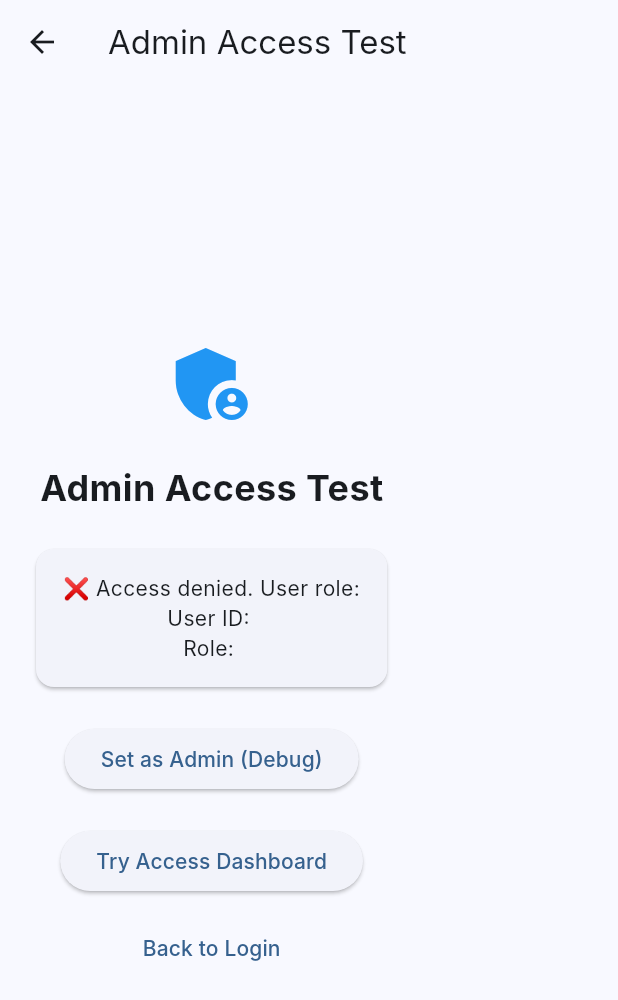
After one commit to sphllzulu/k53app, a Flutter app: the AdminTestScreen screen opened by its route, on a phone screen of 412 x 824 dp. The commit adds this screen. Shown: the top 1000 px of the screen. Run offline on Flutter 3.47's test engine with Material 3 defaults, Android fonts, the phone set to English and light mode, and no system bars; our stand-ins replace flutter_dotenv, flutter_riverpod, go_router, share_plus, supabase_flutter; accounts and stored records are empty; network calls fail; Roboto replaces fonts that are missing (Inter).

Commit message:
set up a policy for the admin to be able to login

```diff
--- a/lib/src/features/admin_auth/presentation/screens/admin_login_screen.dart
+++ b/lib/src/features/admin_auth/presentation/screens/admin_login_screen.dart
@@ -40,6 +40,7 @@ class _AdminLoginScreenState extends ConsumerState<AdminLoginScreen> {
 
       if (response.user != null) {
         // Check if user has admin role
+        try {
           final profile = await SupabaseService.client
               .from('profiles')
               .select('role')
@@ -47,20 +48,47 @@ class _AdminLoginScreenState extends ConsumerState<AdminLoginScreen> {
               .single();
 
           final role = profile['role'] as String?;
+          print('User role: $role'); // Debug logging
 
           if (role == 'admin' || role == 'qa_reviewer') {
+            print('Navigating to admin dashboard'); // Debug logging
+            print('User role confirmed: $role');
+            try {
               context.go('/admin/dashboard');
+              print('Navigation to admin dashboard initiated');
+            } catch (e) {
+              print('Navigation error: $e');
+              if (mounted) {
+                setState(() {
+                  _errorMessage = 'Navigation failed: ${e.toString()}';
+                });
+              }
+            }
           } else {
+            print('Access denied - user role: $role'); // Debug logging
             await SupabaseService.auth.signOut();
+            if (mounted) {
               setState(() {
-            _errorMessage = 'Access denied. Admin privileges required.';
+                _errorMessage = 'Access denied. Admin privileges required. User role: $role';
               });
             }
           }
         } catch (e) {
+          print('Error checking user role: $e'); // Debug logging
+          await SupabaseService.auth.signOut();
+          if (mounted) {
+            setState(() {
+              _errorMessage = 'Error checking admin privileges. Please contact support.';
+            });
+          }
+        }
+      }
+    } catch (e) {
+      if (mounted) {
         setState(() {
           _errorMessage = 'Login failed: ${e.toString()}';
         });
+      }
     } finally {
       if (mounted) {
         setState(() => _isLoading = false);
@@ -186,6 +214,11 @@ class _AdminLoginScreenState extends ConsumerState<AdminLoginScreen> {
                 onPressed: () => context.go('/auth/login'),
                 child: const Text('← Back to User Login'),
               ),
+              const SizedBox(height: 16),
+              OutlinedButton(
+                onPressed: () => context.go('/admin/test'),
+                child: const Text('Debug: Test Admin Access'),
+              ),
             ],
           ),
         ),
--- /dev/null
+++ b/lib/src/features/admin_auth/presentation/screens/admin_test_screen.dart
@@ -0,0 +1,135 @@
+import 'package:flutter/material.dart';
+import 'package:flutter_riverpod/flutter_riverpod.dart';
+import 'package:go_router/go_router.dart';
+import 'package:k53app/src/core/services/supabase_service.dart';
+
+class AdminTestScreen extends ConsumerStatefulWidget {
+  const AdminTestScreen({super.key});
+
+  @override
+  ConsumerState<AdminTestScreen> createState() => _AdminTestScreenState();
+}
+
+class _AdminTestScreenState extends ConsumerState<AdminTestScreen> {
+  String _status = 'Checking admin access...';
+  String? _userRole;
+  String? _userId;
+
+  @override
+  void initState() {
+    super.initState();
+    _checkAdminAccess();
+  }
+
+  Future<void> _checkAdminAccess() async {
+    try {
+      final user = SupabaseService.auth.currentUser;
+      if (user == null) {
+        setState(() => _status = 'No user logged in');
+        return;
+      }
+
+      _userId = user.id;
+
+      final profile = await SupabaseService.client
+          .from('profiles')
+          .select('role')
+          .eq('id', user.id)
+          .single()
+          .catchError((e) {
+        setState(() => _status = 'Error fetching profile: $e');
+        return null;
+      });
+
+      if (profile == null) {
+        setState(() => _status = 'No profile found for user');
+        return;
+      }
+
+      _userRole = profile['role'] as String?;
+
+      if (_userRole == 'admin' || _userRole == 'qa_reviewer') {
+        setState(() => _status = '✅ Admin access granted! Role: $_userRole');
+      } else {
+        setState(() => _status = '❌ Access denied. User role: $_userRole');
+      }
+    } catch (e) {
+      setState(() => _status = 'Error: $e');
+    }
+  }
+
+  Future<void> _setAsAdmin() async {
+    try {
+      final user = SupabaseService.auth.currentUser;
+      if (user == null) return;
+
+      await SupabaseService.client
+          .from('profiles')
+          .update({'role': 'admin'})
+          .eq('id', user.id);
+
+      setState(() {
+        _userRole = 'admin';
+        _status = '✅ User role updated to admin!';
+      });
+    } catch (e) {
+      setState(() => _status = 'Error updating role: $e');
+    }
+  }
+
+  @override
+  Widget build(BuildContext context) {
+    return Scaffold(
+      appBar: AppBar(
+        title: const Text('Admin Access Test'),
+        leading: IconButton(
+          icon: const Icon(Icons.arrow_back),
+          onPressed: () => context.go('/admin/login'),
+        ),
+      ),
+      body: Padding(
+        padding: const EdgeInsets.all(20),
+        child: Column(
+          mainAxisAlignment: MainAxisAlignment.center,
+          children: [
+            const Icon(Icons.admin_panel_settings, size: 64, color: Colors.blue),
+            const SizedBox(height: 20),
+            const Text(
+              'Admin Access Test',
+              style: TextStyle(fontSize: 24, fontWeight: FontWeight.bold),
+            ),
+            const SizedBox(height: 20),
+            Card(
+              child: Padding(
+                padding: const EdgeInsets.all(16),
+                child: Column(
+                  children: [
+                    Text(_status, textAlign: TextAlign.center),
+                    if (_userId != null) Text('User ID: $_userId'),
+                    if (_userRole != null) Text('Role: $_userRole'),
+                  ],
+                ),
+              ),
+            ),
+            const SizedBox(height: 20),
+            if (_userRole != 'admin')
+              ElevatedButton(
+                onPressed: _setAsAdmin,
+                child: const Text('Set as Admin (Debug)'),
+              ),
+            const SizedBox(height: 20),
+            ElevatedButton(
+              onPressed: () => context.go('/admin/dashboard'),
+              child: const Text('Try Access Dashboard'),
+            ),
+            const SizedBox(height: 10),
+            TextButton(
+              onPressed: () => context.go('/admin/login'),
+              child: const Text('Back to Login'),
+            ),
+          ],
+        ),
+      ),
+    );
+  }
+}
--- a/lib/src/shared/routing/app_router.dart
+++ b/lib/src/shared/routing/app_router.dart
@@ -4,26 +4,65 @@ import 'package:go_router/go_router.dart';
 import '../../features/accessibility_test/presentation/screens/accessibility_test_screen.dart';
 import '../../features/admin/presentation/screens/admin_dashboard_screen.dart';
 import '../../features/admin_auth/presentation/screens/admin_login_screen.dart';
+import '../../features/admin_auth/presentation/screens/admin_test_screen.dart';
 import '../../features/auth/presentation/providers/auth_provider.dart';
 import '../../features/auth/presentation/screens/login_screen.dart';
 import '../../features/dashboard/presentation/screens/dashboard_screen.dart';
 import '../../features/study/presentation/screens/study_screen.dart';
+import '../../core/services/supabase_service.dart';
 
 class AppRouter {
   static GoRouter router(WidgetRef ref) {
     return GoRouter(
-      redirect: (context, state) {
+      redirect: (context, state) async {
         final authState = ref.read(authProvider).value;
         final isAuthenticated = authState?.session != null;
 
         final isGoingToAuth = state.matchedLocation.startsWith('/auth');
+        final isGoingToAdmin = state.matchedLocation.startsWith('/admin');
+        final isGoingToAdminLogin = state.matchedLocation == '/admin/login';
 
-        if (!isAuthenticated && !isGoingToAuth) {
+        print('Router redirect: location=${state.matchedLocation}, authenticated=$isAuthenticated');
+        print('isGoingToAuth=$isGoingToAuth, isGoingToAdmin=$isGoingToAdmin, isGoingToAdminLogin=$isGoingToAdminLogin');
+
+        // Redirect to login if not authenticated and trying to access protected routes
+        // Allow access to admin login without authentication
+        if (!isAuthenticated && !isGoingToAuth && !isGoingToAdminLogin) {
+          print('Redirecting to /auth/login (not authenticated)');
           return '/auth/login';
         }
 
+        // Redirect to dashboard if authenticated and trying to access auth routes
         if (isAuthenticated && isGoingToAuth) {
+          print('Redirecting to /dashboard (authenticated but going to auth)');
           return '/dashboard';
+        }
+
+        // Admin route protection - only protect the dashboard, not login
+        if (isAuthenticated && isGoingToAdmin) {
+          final isAdminDashboard = state.matchedLocation == '/admin/dashboard';
+
+          if (isAdminDashboard) {
+            // Check if user has admin role
+            try {
+              final user = authState!.session!.user;
+              final profile = await SupabaseService.client
+                  .from('profiles')
+                  .select('role')
+                  .eq('id', user.id)
+                  .single()
+                  .catchError((_) => null);
+
+              if (profile == null || (profile['role'] as String?) != 'admin') {
+                print('Admin route protection: User is not admin, redirecting to dashboard');
+                return '/dashboard'; // Redirect to dashboard if not admin
+              }
+              print('Admin route protection: User is admin, allowing access');
+            } catch (e) {
+              print('Admin route protection: Error checking admin role: $e');
+              return '/dashboard'; // Redirect on error
+            }
+          }
         }
 
         return null;
@@ -78,6 +117,14 @@ class AppRouter {
           ),
         ),
         GoRoute(
+          path: '/admin/test',
+          name: 'admin-test',
+          pageBuilder: (context, state) => MaterialPage(
+            key: state.pageKey,
+            child: const AdminTestScreen(),
+          ),
+        ),
+        GoRoute(
           path: '/',
           redirect: (context, state) => '/dashboard',
         ),
```
Also changed, not shown: lib/src/core/services/qa_service.dart (added, +111 -0 lines), lib/src/core/services/share_service.dart (+4 -4 lines), lib/src/features/study/presentation/providers/study_provider.dart (+5 -5 lines), lib/src/features/study/presentation/screens/study_screen.dart (+54 -0 lines), 1 other file. Lines whose indentation alone changed are shown as unchanged.
